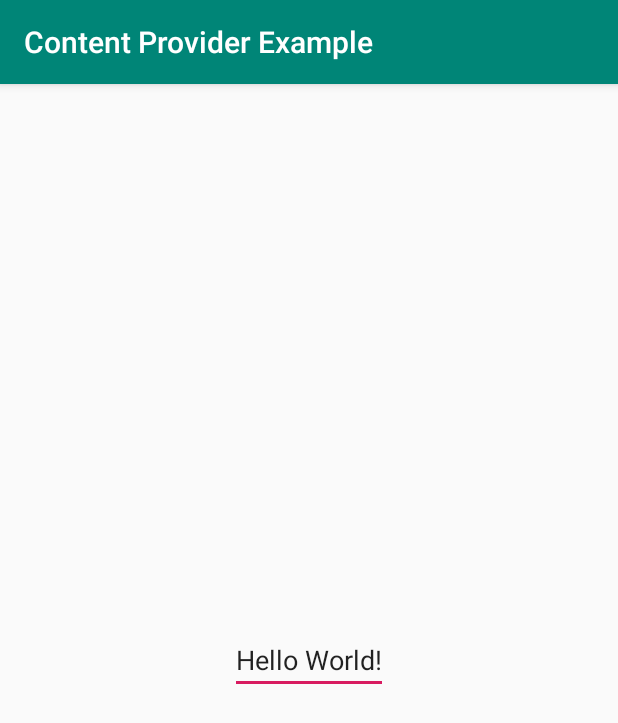
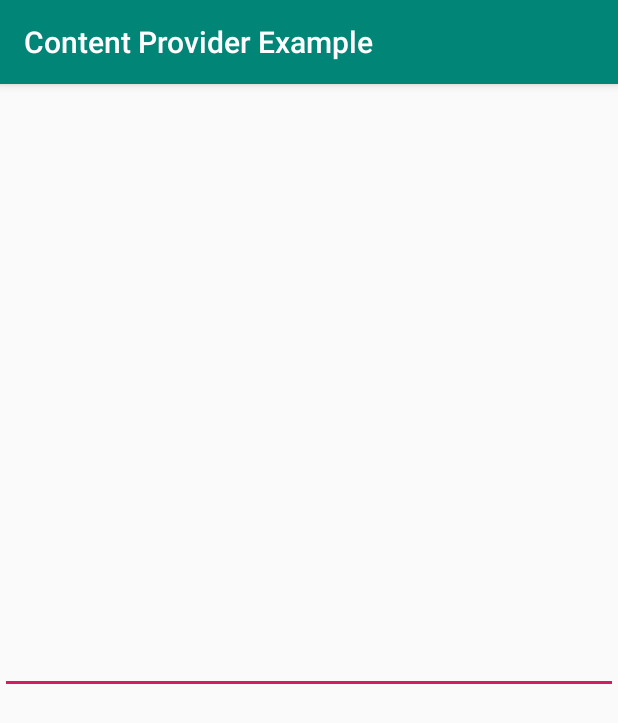
Before and after one commit to bruhu/ContentProviderExample, an Android app: the screen it shows after launch (MainActivity), on a phone screen of 412 x 824 dp. Shown: the top 723 px of the screen. Run offline under Robolectric (Android 15) with nearby library versions, the phone set to English and light mode, and no system bars.

Commit message:
Removed default text. Set layout_width to match_parent

```diff
--- a/app/src/main/res/layout/activity_main.xml
+++ b/app/src/main/res/layout/activity_main.xml
@@ -8,9 +8,8 @@
 
     <AutoCompleteTextView
         android:id="@+id/autocomplete"
-        android:layout_width="wrap_content"
+        android:layout_width="match_parent"
         android:layout_height="wrap_content"
-        android:text="Hello World!"
         app:layout_constraintBottom_toBottomOf="parent"
         app:layout_constraintLeft_toLeftOf="parent"
         app:layout_constraintRight_toRightOf="parent"
```
